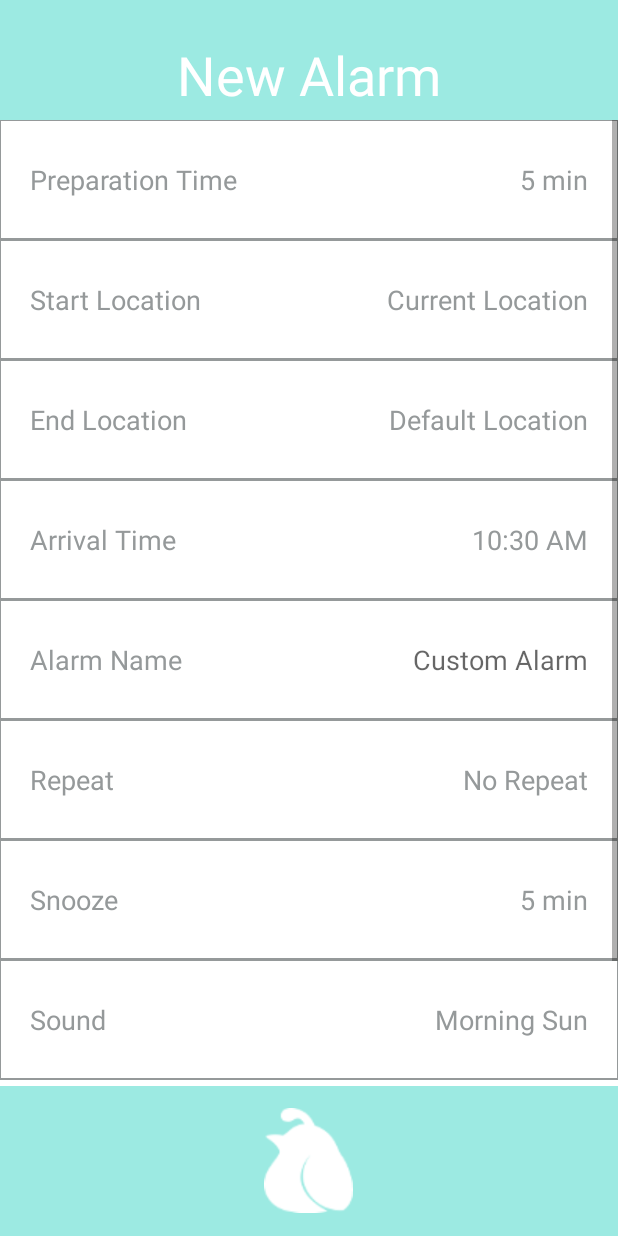
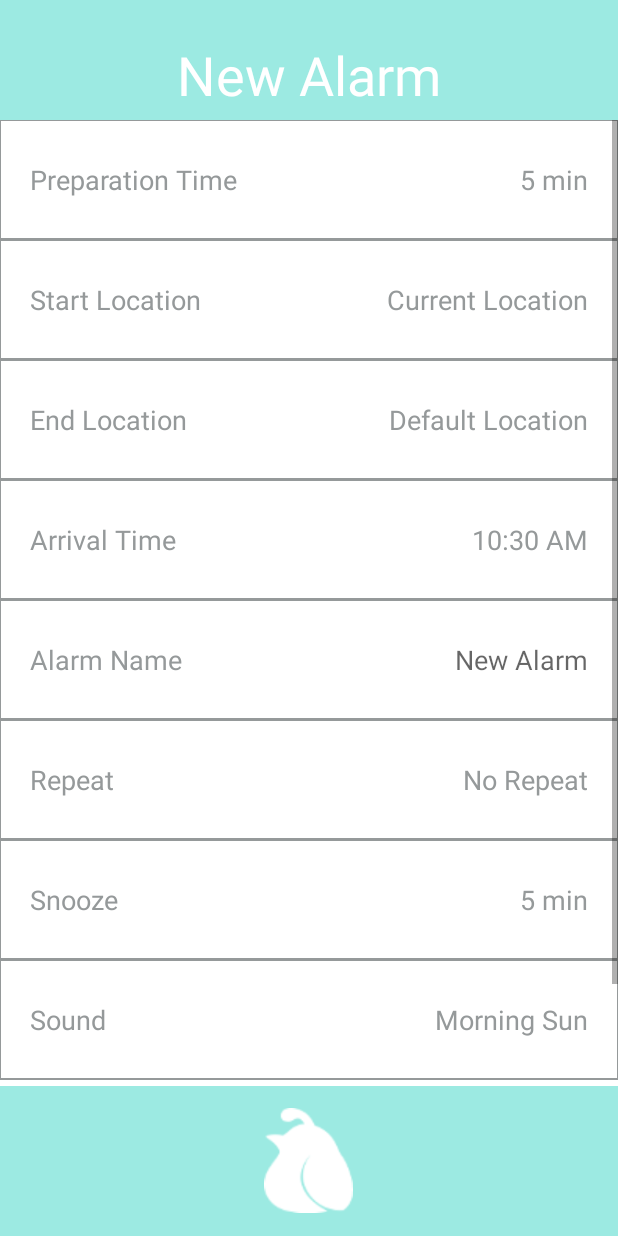
Before and after one commit to Brendan101/pico, an Android app: the AlarmActivity screen opened directly, with no data from a screen before it, on a phone screen of 412 x 824 dp. Run offline under Robolectric (Android 15) with nearby library versions, the light colour scheme and no system bars; Roboto replaces fonts that are not available here; 4 statements that could not run were skipped.

Commit message:
general layout improvements and styling fixes

```diff
--- a/app/src/main/AndroidManifest.xml
+++ b/app/src/main/AndroidManifest.xml
@@ -23,11 +23,10 @@
             android:name=".SettingsActivity"
             android:parentActivityName=".MainActivity" />
         <activity android:name=".AlertActivity" />
-        <activity android:name=".PlacesActivity" />
+        <activity android:name=".PlacesActivity" android:windowSoftInputMode="adjustResize"/>
         <activity android:name=".AlarmListActivity" />
-        <activity android:name=".AlarmActivity" />
+        <activity android:name=".AlarmActivity" android:windowSoftInputMode="adjustPan"/>
         <activity android:name=".LocationListActivity" />
-        <activity android:name=".ArrivalActivity"></activity>
     </application>
 
 </manifest>
--- a/app/src/main/res/layout/activity_alarm.xml
+++ b/app/src/main/res/layout/activity_alarm.xml
@@ -1,5 +1,6 @@
 <?xml version="1.0" encoding="utf-8"?>
 <RelativeLayout xmlns:android="http://schemas.android.com/apk/res/android"
+    xmlns:app="http://schemas.android.com/apk/res-auto"
     android:layout_width="match_parent"
     android:layout_height="match_parent"
     android:background="@color/primaryBlue">
@@ -108,7 +109,9 @@
                 android:layout_below="@id/prepTimeRow"
                 android:orientation="horizontal"
                 android:padding="10dp"
-                android:clickable="true">
+                android:clickable="true"
+                android:focusableInTouchMode="true"
+                android:focusable="true">
 
                 <Button
                     android:id="@+id/btnLeftPrepTime"
@@ -225,6 +228,7 @@
                     android:layout_alignParentStart="true"
                     android:layout_centerVertical="true"
                     android:text="Alarm Name"
+                    android:textColorHint="@color/elementFadedGrey"
                     android:textSize="18sp" />
 
                 <EditText
@@ -235,8 +239,11 @@
                     android:layout_alignParentRight="true"
                     android:layout_centerVertical="true"
                     android:background="#00000000"
-                    android:hint="Custom Alarm"
-                    android:textSize="18sp" />
+                    android:hint="New Alarm"
+                    android:textSize="18sp"
+                    android:textAlignment="textEnd"
+                    android:layout_gravity="end"
+                    android:textColor="@color/elementGrey" />
             </RelativeLayout>
 
             <LinearLayout
@@ -249,7 +256,9 @@
                 android:background="@drawable/picker"
                 android:orientation="horizontal"
                 android:padding="10dp"
-                android:clickable="true">
+                android:clickable="true"
+                android:focusableInTouchMode="true"
+                android:focusable="true">
 
                 <Button
                     android:id="@+id/btnLeftTime"
@@ -358,7 +367,9 @@
                 android:orientation="horizontal"
                 android:paddingLeft="5dp"
                 android:paddingRight="5dp"
-                android:clickable="true">
+                android:clickable="true"
+                android:focusable="true"
+                android:focusableInTouchMode="true">
 
                 <com.app.pico.StyledToggleButton
                     android:id="@+id/sundayToggle"
@@ -496,7 +507,9 @@
                 android:background="@drawable/picker"
                 android:orientation="horizontal"
                 android:padding="10dp"
-                android:clickable="true">
+                android:clickable="true"
+                android:focusable="true"
+                android:focusableInTouchMode="true">
 
                 <Button
                     android:id="@+id/btnLeftSnoozeTime"
@@ -531,16 +544,18 @@
             <com.app.pico.StyledButton
                 android:id="@+id/saveAlarm"
                 style="@style/Widget.AppCompat.Button.Borderless"
-                android:layout_width="80dp"
-                android:layout_height="80dp"
-                android:layout_centerHorizontal="true"
-                android:layout_marginTop="10dp"
-                android:layout_marginBottom="10dp"
+                android:layout_alignParentRight="true"
+                android:layout_marginTop="20dp"
+                android:layout_marginBottom="20dp"
+                android:layout_marginRight="20dp"
                 android:layout_below="@id/sound_row"
                 android:background="@drawable/pico_symbols_submit"
                 android:textAppearance="@style/TextAppearance.AppCompat.Widget.ActionMode.Title"
                 android:textColor="@color/primaryWhite"
-                android:textSize="18sp" />
+                android:textSize="18sp"
+                android:layout_width="40dp"
+                android:layout_height="40dp"
+                />
 
         </RelativeLayout>
     </ScrollView>
--- a/app/src/main/res/layout/listview_footer.xml
+++ b/app/src/main/res/layout/listview_footer.xml
@@ -20,13 +20,13 @@
     <ImageButton
         app:srcCompat="@drawable/pico_symbols_add"
         android:id="@+id/addAlarmBtn"
-        android:layout_width="30dp"
         android:scaleType="fitCenter"
         android:gravity="center_vertical"
         android:background="@android:color/transparent"
-        android:layout_height="30dp"
         android:layout_centerVertical="true"
         android:layout_alignParentRight="true"
-        android:layout_alignParentEnd="true" />
+        android:layout_alignParentEnd="true"
+        android:layout_width="40dp"
+        android:layout_height="40dp" />
 
 </RelativeLayout>
--- a/app/src/main/res/layout/listview_location_footer.xml
+++ b/app/src/main/res/layout/listview_location_footer.xml
@@ -18,13 +18,13 @@
 
     <ImageButton
         android:id="@+id/addLocationBtn"
-        android:layout_width="30dp"
-        android:layout_height="30dp"
+        android:layout_width="40dp"
         android:scaleType="fitCenter"
         android:background="@android:color/transparent"
         android:src="@drawable/pico_symbols_add"
         android:layout_centerVertical="true"
         android:layout_alignParentRight="true"
-        android:layout_alignParentEnd="true" />
+        android:layout_alignParentEnd="true"
+        android:layout_height="40dp" />
 
 </RelativeLayout>
```
Also changed, not shown: app/src/main/java/com/app/pico/MainActivity.java (+5 -4 lines), app/src/main/res/layout/activity_main.xml (+0 -12 lines), app/src/main/res/layout/activity_places.xml (+18 -9 lines).
